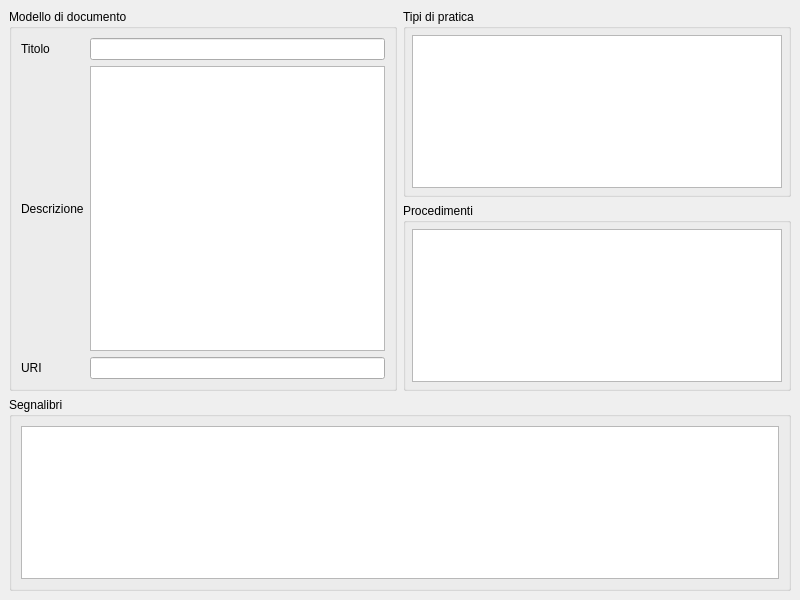
The window that src/com/axiastudio/suite/modelli/forms/modello.ui (tizianolattisi/suitegda) describes before a commit, drawn with Qt 5.
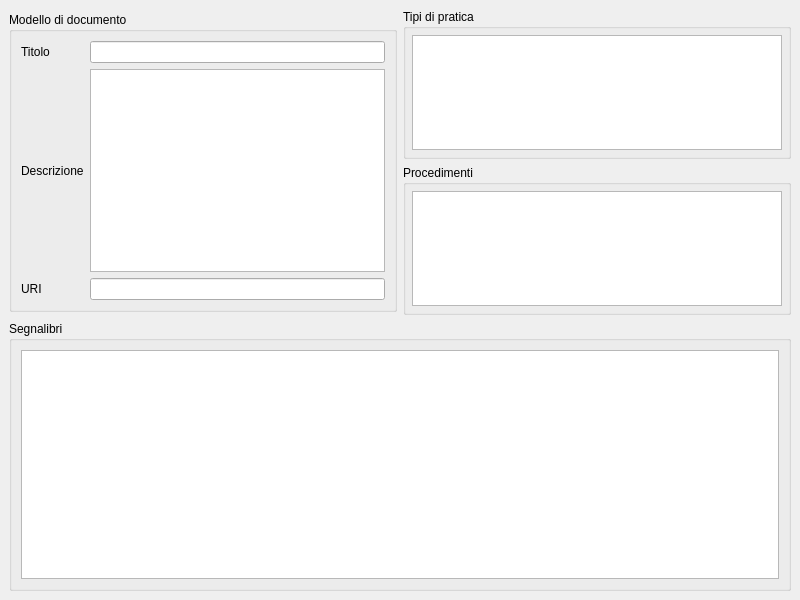
The same window after the commit. Custom widgets are drawn as their Qt base class.

Commit message: Layout form modello

```diff
--- a/src/com/axiastudio/suite/modelli/forms/modello.ui
+++ b/src/com/axiastudio/suite/modelli/forms/modello.ui
@@ -17,9 +17,114 @@
    <string>&gt;titolo&lt;,&gt;descrizione&lt;</string>
   </property>
   <widget class="QWidget" name="centralwidget">
-   <layout class="QGridLayout" name="gridLayout_2">
+   <layout class="QGridLayout" name="gridLayout_2" rowstretch="0,0,1" rowminimumheight="0,0,0">
+    <item row="1" column="1">
+     <widget class="QGroupBox" name="groupBox_2">
+      <property name="maximumSize">
+       <size>
+        <width>16777215</width>
+        <height>150</height>
+       </size>
+      </property>
+      <property name="title">
+       <string>Procedimenti</string>
+      </property>
+      <layout class="QVBoxLayout" name="verticalLayout_2">
+       <property name="leftMargin">
+        <number>6</number>
+       </property>
+       <property name="topMargin">
+        <number>6</number>
+       </property>
+       <property name="rightMargin">
+        <number>6</number>
+       </property>
+       <property name="bottomMargin">
+        <number>6</number>
+       </property>
+       <item>
+        <widget class="com.axiastudio.pypapi.ui.widgets.PyPaPiTableView" name="tableView_2">
+         <property name="entity" stdset="0">
+          <string>.procedimentoModelloCollection</string>
+         </property>
+         <property name="columns" stdset="0">
+          <string>&gt;procedimento&lt;</string>
+         </property>
+         <property name="reference" stdset="0">
+          <string>procedimento</string>
+         </property>
+        </widget>
+       </item>
+      </layout>
+     </widget>
+    </item>
+    <item row="0" column="1">
+     <widget class="QGroupBox" name="groupBox">
+      <property name="maximumSize">
+       <size>
+        <width>16777215</width>
+        <height>150</height>
+       </size>
+      </property>
+      <property name="title">
+       <string>Tipi di pratica</string>
+      </property>
+      <layout class="QVBoxLayout" name="verticalLayout">
+       <property name="leftMargin">
+        <number>6</number>
+       </property>
+       <property name="topMargin">
+        <number>6</number>
+       </property>
+       <property name="rightMargin">
+        <number>6</number>
+       </property>
+       <property name="bottomMargin">
+        <number>6</number>
+       </property>
+       <item>
+        <widget class="com.axiastudio.pypapi.ui.widgets.PyPaPiTableView" name="tableView">
+         <property name="entity" stdset="0">
+          <string>.tipoPraticaModelloCollection</string>
+         </property>
+         <property name="columns" stdset="0">
+          <string>&gt;tipopratica&lt;</string>
+         </property>
+         <property name="reference" stdset="0">
+          <string>tipopratica</string>
+         </property>
+        </widget>
+       </item>
+      </layout>
+     </widget>
+    </item>
+    <item row="2" column="0" colspan="2">
+     <widget class="QGroupBox" name="groupBox_4">
+      <property name="title">
+       <string>Segnalibri</string>
+      </property>
+      <layout class="QVBoxLayout" name="verticalLayout_3">
+       <item>
+        <widget class="com.axiastudio.pypapi.ui.widgets.PyPaPiTableView" name="tableView_3">
+         <property name="entity" stdset="0">
+          <string>.segnalibroCollection</string>
+         </property>
+         <property name="columns" stdset="0">
+          <string>&gt;segnalibro&lt;,&lt;codice&gt;</string>
+         </property>
+        </widget>
+       </item>
+      </layout>
+     </widget>
+    </item>
     <item row="0" column="0" rowspan="2">
      <widget class="QGroupBox" name="groupBox_3">
+      <property name="maximumSize">
+       <size>
+        <width>16777215</width>
+        <height>300</height>
+       </size>
+      </property>
       <property name="title">
        <string>Modello di documento</string>
       </property>
@@ -69,93 +174,6 @@
       </layout>
      </widget>
     </item>
-    <item row="0" column="1">
-     <widget class="QGroupBox" name="groupBox">
-      <property name="title">
-       <string>Tipi di pratica</string>
-      </property>
-      <layout class="QVBoxLayout" name="verticalLayout">
-       <property name="leftMargin">
-        <number>6</number>
-       </property>
-       <property name="topMargin">
-        <number>6</number>
-       </property>
-       <property name="rightMargin">
-        <number>6</number>
-       </property>
-       <property name="bottomMargin">
-        <number>6</number>
-       </property>
-       <item>
-        <widget class="com.axiastudio.pypapi.ui.widgets.PyPaPiTableView" name="tableView">
-         <property name="entity" stdset="0">
-          <string>.tipoPraticaModelloCollection</string>
-         </property>
-         <property name="columns" stdset="0">
-          <string>&gt;tipopratica&lt;</string>
-         </property>
-         <property name="reference" stdset="0">
-          <string>tipopratica</string>
-         </property>
-        </widget>
-       </item>
-      </layout>
-     </widget>
-    </item>
-    <item row="1" column="1">
-     <widget class="QGroupBox" name="groupBox_2">
-      <property name="title">
-       <string>Procedimenti</string>
-      </property>
-      <layout class="QVBoxLayout" name="verticalLayout_2">
-       <property name="leftMargin">
-        <number>6</number>
-       </property>
-       <property name="topMargin">
-        <number>6</number>
-       </property>
-       <property name="rightMargin">
-        <number>6</number>
-       </property>
-       <property name="bottomMargin">
-        <number>6</number>
-       </property>
-       <item>
-        <widget class="com.axiastudio.pypapi.ui.widgets.PyPaPiTableView" name="tableView_2">
-         <property name="entity" stdset="0">
-          <string>.procedimentoModelloCollection</string>
-         </property>
-         <property name="columns" stdset="0">
-          <string>&gt;procedimento&lt;</string>
-         </property>
-         <property name="reference" stdset="0">
-          <string>procedimento</string>
-         </property>
-        </widget>
-       </item>
-      </layout>
-     </widget>
-    </item>
-    <item row="2" column="0" colspan="2">
-     <widget class="QGroupBox" name="groupBox_4">
-      <property name="title">
-       <string>Segnalibri</string>
-      </property>
-      <layout class="QVBoxLayout" name="verticalLayout_3">
-       <item>
-        <widget class="com.axiastudio.pypapi.ui.widgets.PyPaPiTableView" name="tableView_3">
-         <property name="entity" stdset="0">
-          <string>.segnalibroCollection</string>
-         </property>
-         <property name="columns" stdset="0">
-          <string>&gt;segnalibro&lt;,&lt;codice&gt;</string>
-         </property>
-        </widget>
-       </item>
-      </layout>
-     </widget>
-    </item>
    </layout>
   </widget>
  </widget>
```
